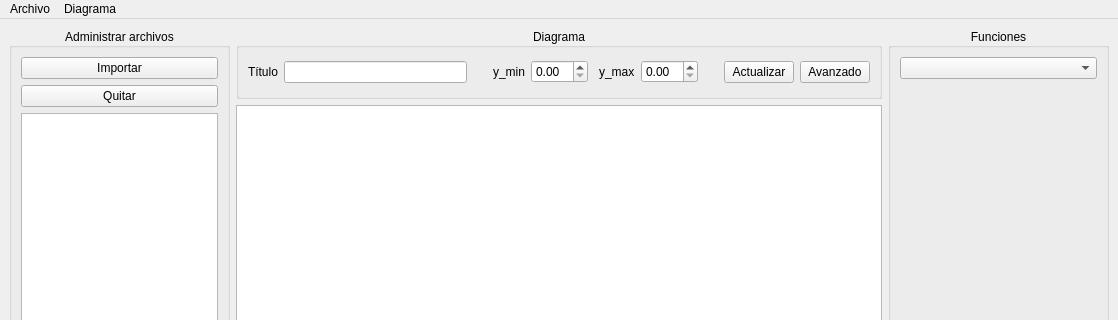
The window that ppcc/mainwindow.ui (ErnestoVivas/Multiconsult-ppcc) describes before a commit, drawn with Qt 5; both pictures show x 0 to 1118 and y 0 to 320 of the 1118 by 663 pixel window.
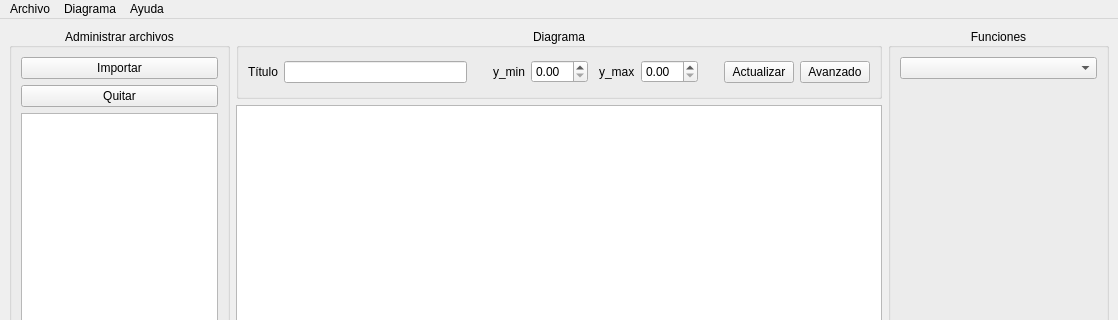
The same window after the commit. Custom widgets are drawn as their Qt base class.

What changed in the file:
```diff
--- a/ppcc/mainwindow.ui
+++ b/ppcc/mainwindow.ui
@@ -445,8 +445,15 @@
     <addaction name="menuConfigDiagram"/>
     <addaction name="menuExport"/>
    </widget>
+   <widget class="QMenu" name="menuHelp">
+    <property name="title">
+     <string>Ayuda</string>
+    </property>
+    <addaction name="menuAbout"/>
+   </widget>
    <addaction name="menuFile"/>
    <addaction name="menuDiagrama"/>
+   <addaction name="menuHelp"/>
   </widget>
   <widget class="QStatusBar" name="statusbar"/>
   <action name="menuImportDocuments">
```
Left out of the diff: 5 changed lines with no effect on the pictures.
